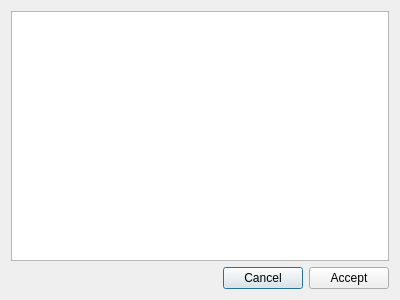
The window that dirchoosedialog.ui (j-glow/battery-analyzer) describes before a commit, drawn with Qt 5.
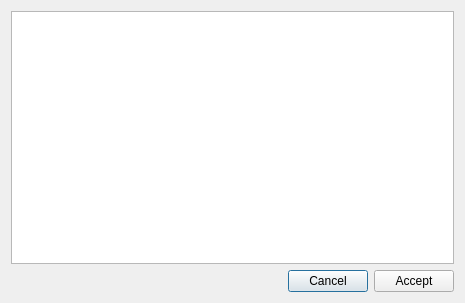
The same window after the commit.

The edit to the form file:
```diff
--- a/dirchoosedialog.ui
+++ b/dirchoosedialog.ui
@@ -6,8 +6,8 @@
    <rect>
     <x>0</x>
     <y>0</y>
-    <width>400</width>
-    <height>300</height>
+    <width>465</width>
+    <height>303</height>
    </rect>
   </property>
   <property name="windowTitle">
```
